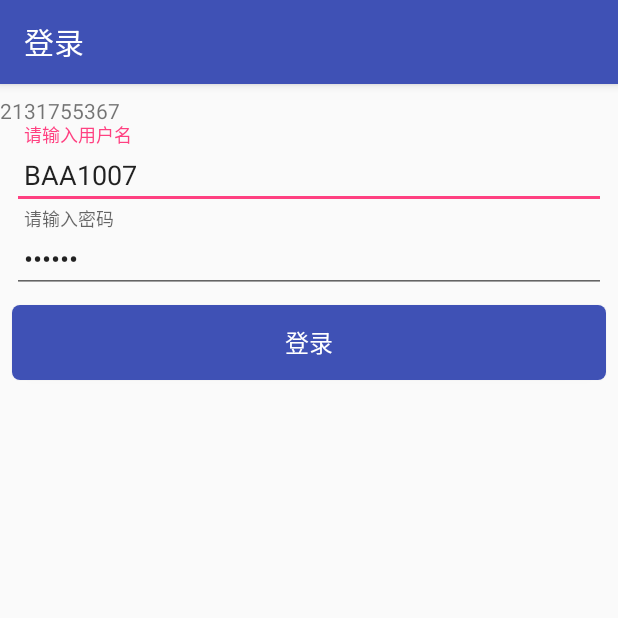
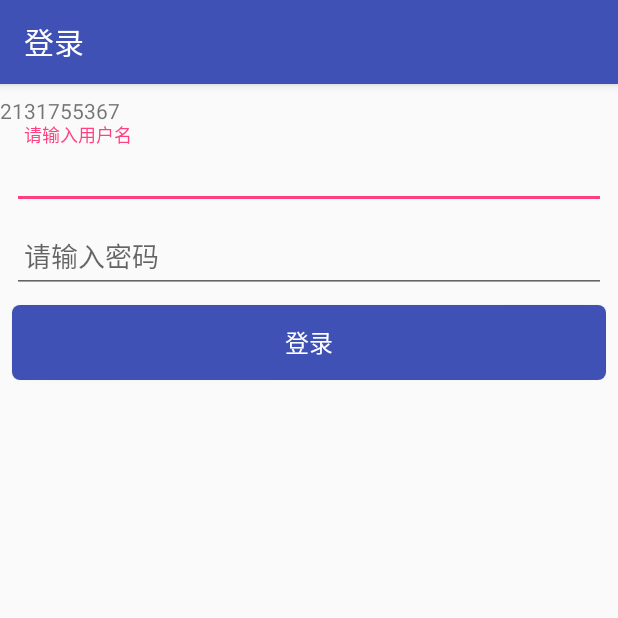
Before and after one commit to wangtonggen/Sale, an Android app: the screen it shows after launch (LoginActivity), on a phone screen of 412 x 824 dp, the top half of it. Run offline under Robolectric (Android 15) with nearby library versions, the phone set to English and light mode, and no system bars; libraries missing offline, so code that uses them is left out: org.litepal, org.litepal.extension; pictures from the network do not load; 1 statement that could not run was skipped.

Commit message:
1.使用kotlin扩展函数,统一设置加载图片的方法

```diff
--- a/app/build.gradle
+++ b/app/build.gradle
@@ -62,7 +62,7 @@ android {
         sourceCompatibility JavaVersion.VERSION_1_8
         targetCompatibility JavaVersion.VERSION_1_8
     }
-    buildToolsVersion '27.0.3'
+    buildToolsVersion '28.0.3'
 
 }
 
--- a/app/src/main/java/com/xindaxin/sale/mvp/model/UserModel.kt
+++ b/app/src/main/java/com/xindaxin/sale/mvp/model/UserModel.kt
@@ -21,7 +21,8 @@ class UserModel : BaseModel(){
      * @param observer 数据返回接口
      */
     fun login(params:Map<String,Any>, observer: BaseObserver<LoginBean>) {
-        commonService.requestPost<LoginBean>(API.URL_LOGIN,params).subscribeOn(Schedulers.io())
+        commonService.requestPost<LoginBean>(API.URL_LOGIN,params)
+                .subscribeOn(Schedulers.io())
                 .observeOn(AndroidSchedulers.mainThread())
                 .subscribe(observer)
     }
--- a/app/src/main/java/com/xindaxin/sale/ui/activity/LoginActivity.kt
+++ b/app/src/main/java/com/xindaxin/sale/ui/activity/LoginActivity.kt
@@ -1,19 +1,25 @@
 package com.xindaxin.sale.ui.activity
 
+import android.graphics.drawable.Drawable
 import android.os.Handler
 import android.text.TextUtils
+import android.widget.ImageView
+import com.bumptech.glide.Glide
+import com.bumptech.glide.load.DataSource
+import com.bumptech.glide.load.engine.GlideException
+import com.bumptech.glide.load.resource.gif.GifDrawable
+import com.bumptech.glide.request.RequestListener
+import com.bumptech.glide.request.target.Target
 import com.xindaxin.sale.R
 import com.xindaxin.sale.annotation.*
 import com.xindaxin.sale.annotation.Week
 import com.xindaxin.sale.base.BaseActivity
 import com.xindaxin.sale.bean.LoginBean
-import com.xindaxin.sale.db.entity.OrderEntity
 import com.xindaxin.sale.db.entity.UserEntity
 import com.xindaxin.sale.mvp.base.HttpResponse
 import com.xindaxin.sale.mvp.contract.UserContract
 import com.xindaxin.sale.mvp.presenter.LoginPresenterImp
 import com.xindaxin.sale.utils.*
-import io.reactivex.observers.DefaultObserver
 import kotlinx.android.synthetic.main.activity_login.*
 import kotlinx.android.synthetic.main.view_toolbar.*
 import org.jetbrains.anko.toast
@@ -51,23 +57,23 @@ class LoginActivity : BaseActivity(), UserContract.LoginView {
             TIP_C -> {toast("$TIP_C")}
         }
 
-        val userEntity = UserEntity()
-        userEntity.userId = 0
-        userEntity.userName="王统根"
-        userEntity.account="15727960191"
-        userEntity.password="123456"
-        userEntity.headImageUrl="http://192.168.2.23/image"
-        userEntity.idCard = "412326199806186033"
-        userEntity.birthDay = "1992-04-08"
-        val result = userEntity.save()
-        LogUtils.e(TAG,result)
+//        val userEntity = UserEntity()
+//        userEntity.userId = 0
+//        userEntity.userName="王统根"
+//        userEntity.account="15727960191"
+//        userEntity.password="123456"
+//        userEntity.headImageUrl="http://192.168.2.23/image"
+//        userEntity.idCard = "412326199806186033"
+//        userEntity.birthDay = "1992-04-08"
+//        val result = userEntity.save()
+//        LogUtils.e(TAG,result)
 //        val orderEntity = OrderEntity()
 //        orderEntity.orderId = 0
 //        orderEntity.title = "呵呵"
 //        var result1 = orderEntity.save()
 //        LogUtils.e(TAG,result1)
-        val users = LitePal.findAll<UserEntity>()
-        users.forEach { LogUtils.e(TAG,"userId=${it.userId}") }
+//        val users = LitePal.findAll<UserEntity>()
+//        users.forEach { LogUtils.e(TAG,"userId=${it.userId}") }
 //        val orders = LitePal.findAll(OrderEntity::class.java)
 //        orders.forEach { LogUtils.e(TAG,"orderId=${it.orderId}") }
 //        et_account.setText("$test")//给editText 赋值时要使用setText方法
@@ -80,6 +86,33 @@ class LoginActivity : BaseActivity(), UserContract.LoginView {
 //        var dbUserUtils = DBUserUtils(this,User.TABLE_NAME)
 //        dbUserUtils.delete()
 //        ThreadPoolUtils.getInstance().execute(Runnable {  })
+
+//        val imageView = ImageView(this)
+//        imageView.load("")
+//        Glide.with(this).load(R.mipmap.a).listener(object : RequestListener<Drawable>{
+//            override fun onLoadFailed(e: GlideException?, model: Any?, target: Target<Drawable>?, isFirstResource: Boolean): Boolean {
+//                return false
+//            }
+//
+//            override fun onResourceReady(resource: Drawable?, model: Any?, target: Target<Drawable>?, dataSource: DataSource?, isFirstResource: Boolean): Boolean {
+//                when(resource){
+//                    is GifDrawable -> resource.setLoopCount(1)
+//                }
+//                return false
+//            }
+//        }).into(a)
+//        Glide.with(this).load(R.mipmap.b).listener(object : RequestListener<Drawable>{
+//            override fun onLoadFailed(e: GlideException?, model: Any?, target: Target<Drawable>?, isFirstResource: Boolean): Boolean {
+//                return false
+//            }
+//
+//            override fun onResourceReady(resource: Drawable?, model: Any?, target: Target<Drawable>?, dataSource: DataSource?, isFirstResource: Boolean): Boolean {
+//                when(resource){
+//                    is GifDrawable -> resource.setLoopCount(1)
+//                }
+//                return false
+//            }
+//        }).into(b)
     }
 
     override fun onClickListener() {
--- a/app/src/main/res/layout/activity_login.xml
+++ b/app/src/main/res/layout/activity_login.xml
@@ -28,8 +28,7 @@
                 <android.support.design.widget.TextInputEditText
                     android:id="@id/et_account"
                     style="@style/editText_common_style"
-                    android:hint="@string/hint_account"
-                    android:text="BAA1007" />
+                    android:hint="@string/hint_account" />
             </android.support.design.widget.TextInputLayout>
 
             <android.support.design.widget.TextInputLayout
@@ -40,14 +39,27 @@
                     android:id="@id/et_password"
                     style="@style/editText_common_style"
                     android:hint="@string/hint_password"
-                    android:inputType="textPassword"
-                    android:text="111111" />
+                    android:inputType="textPassword"/>
             </android.support.design.widget.TextInputLayout>
 
             <android.support.v7.widget.AppCompatButton
                 android:id="@id/btn_login"
                 style="@style/button_common_style"
                 android:text="@string/hint_login" />
+
+            <RelativeLayout
+                android:layout_width="match_parent"
+                android:layout_height="80dp">
+
+                <android.support.v7.widget.AppCompatImageView
+                    android:id="@+id/b"
+                    android:layout_width="match_parent"
+                    android:layout_height="match_parent" />
+                <android.support.v7.widget.AppCompatImageView
+                    android:id="@+id/a"
+                    android:layout_width="match_parent"
+                    android:layout_height="match_parent" />
+            </RelativeLayout>
         </LinearLayout>
     </ScrollView>
 </LinearLayout>
```
Also changed, not shown: app/src/main/java/com/xindaxin/sale/utils/ImageUtils.kt (added, +68 -0 lines), app/src/main/res/mipmap-xhdpi/a.gif (added), app/src/main/res/mipmap-xhdpi/b.gif (added).
